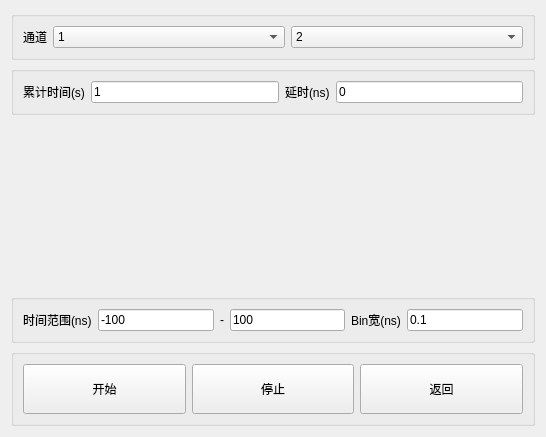
Before: the Qt Designer form ui/histogramwidget.ui in WhiteChimney/TDC-counter, drawn with Qt 5.
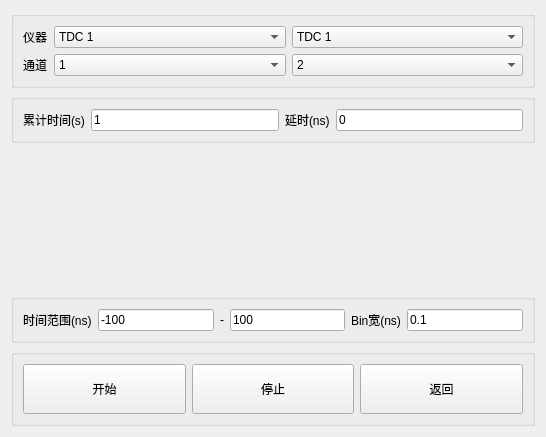
After: the same form once the commit is applied. Custom widgets are drawn as their Qt base class.

Patch:
```diff
--- a/ui/histogramwidget.ui
+++ b/ui/histogramwidget.ui
@@ -19,55 +19,8 @@
      <property name="title">
       <string/>
      </property>
-     <layout class="QHBoxLayout" name="horizontalLayout">
-      <item>
-       <widget class="QLabel" name="label_3">
-        <property name="text">
-         <string>通道</string>
-        </property>
-       </widget>
-      </item>
-      <item>
-       <widget class="QComboBox" name="comboChannel1">
-        <property name="sizePolicy">
-         <sizepolicy hsizetype="Expanding" vsizetype="Fixed">
-          <horstretch>0</horstretch>
-          <verstretch>0</verstretch>
-         </sizepolicy>
-        </property>
-        <item>
-         <property name="text">
-          <string>1</string>
-         </property>
-        </item>
-        <item>
-         <property name="text">
-          <string>2</string>
-         </property>
-        </item>
-        <item>
-         <property name="text">
-          <string>3</string>
-         </property>
-        </item>
-        <item>
-         <property name="text">
-          <string>4</string>
-         </property>
-        </item>
-        <item>
-         <property name="text">
-          <string>5</string>
-         </property>
-        </item>
-        <item>
-         <property name="text">
-          <string>6</string>
-         </property>
-        </item>
-       </widget>
-      </item>
-      <item>
+     <layout class="QGridLayout" name="gridLayout">
+      <item row="1" column="3">
        <widget class="QComboBox" name="comboChannel2">
         <property name="sizePolicy">
          <sizepolicy hsizetype="Expanding" vsizetype="Fixed">
@@ -110,6 +63,88 @@
         </item>
        </widget>
       </item>
+      <item row="1" column="1">
+       <widget class="QLabel" name="label_3">
+        <property name="text">
+         <string>通道</string>
+        </property>
+       </widget>
+      </item>
+      <item row="1" column="2">
+       <widget class="QComboBox" name="comboChannel1">
+        <property name="sizePolicy">
+         <sizepolicy hsizetype="Expanding" vsizetype="Fixed">
+          <horstretch>0</horstretch>
+          <verstretch>0</verstretch>
+         </sizepolicy>
+        </property>
+        <item>
+         <property name="text">
+          <string>1</string>
+         </property>
+        </item>
+        <item>
+         <property name="text">
+          <string>2</string>
+         </property>
+        </item>
+        <item>
+         <property name="text">
+          <string>3</string>
+         </property>
+        </item>
+        <item>
+         <property name="text">
+          <string>4</string>
+         </property>
+        </item>
+        <item>
+         <property name="text">
+          <string>5</string>
+         </property>
+        </item>
+        <item>
+         <property name="text">
+          <string>6</string>
+         </property>
+        </item>
+       </widget>
+      </item>
+      <item row="0" column="1">
+       <widget class="QLabel" name="label_7">
+        <property name="text">
+         <string>仪器</string>
+        </property>
+       </widget>
+      </item>
+      <item row="0" column="2">
+       <widget class="QComboBox" name="comboDevice1">
+        <item>
+         <property name="text">
+          <string>TDC 1</string>
+         </property>
+        </item>
+        <item>
+         <property name="text">
+          <string>TDC 2</string>
+         </property>
+        </item>
+       </widget>
+      </item>
+      <item row="0" column="3">
+       <widget class="QComboBox" name="comboDevice2">
+        <item>
+         <property name="text">
+          <string>TDC 1</string>
+         </property>
+        </item>
+        <item>
+         <property name="text">
+          <string>TDC 2</string>
+         </property>
+        </item>
+       </widget>
+      </item>
      </layout>
     </widget>
    </item>
```
